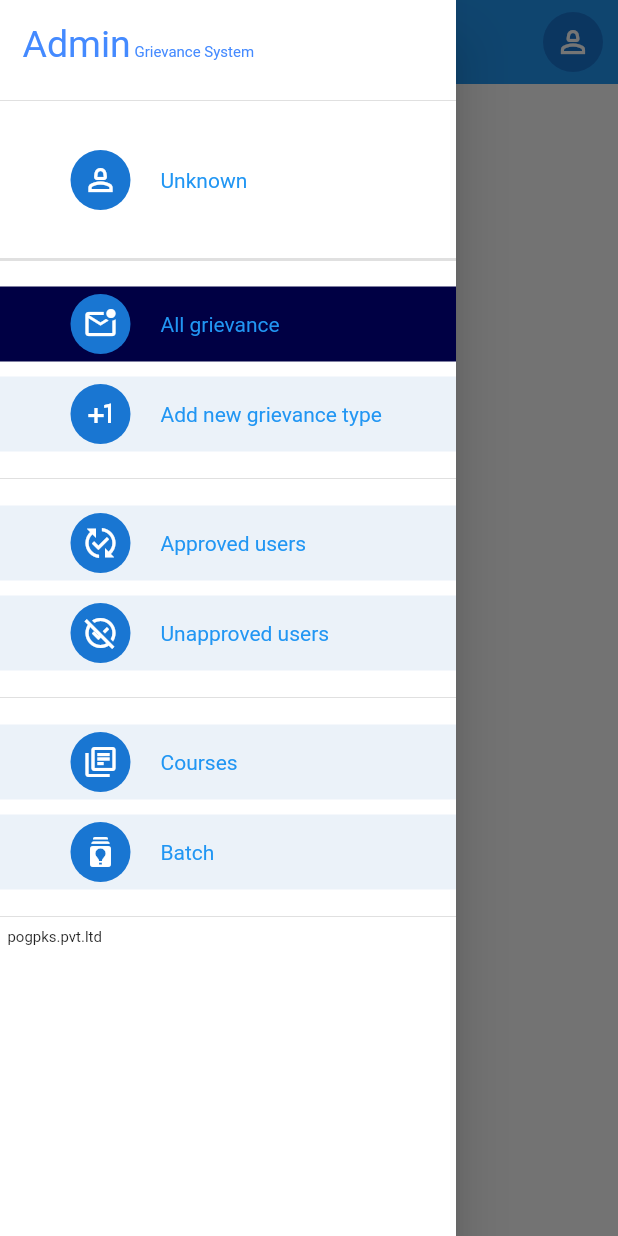
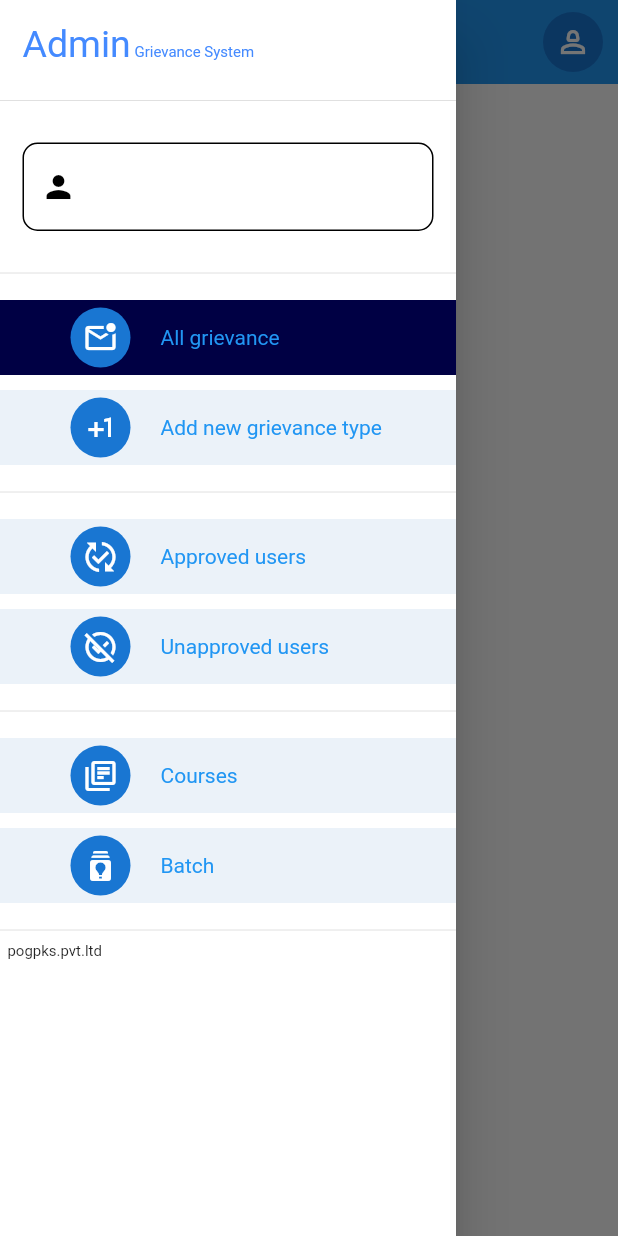
Before and after one commit to PradeepSuthar2003/grievance_system, a Flutter app: the AdminHomePage screen opened by its route, with the side drawer open, on a phone screen of 412 x 824 dp. Run offline on Flutter 3.47's test engine with Material 2 defaults, Android fonts, the phone set to English and light mode, and no system bars; our stand-ins replace cloud_firestore, firebase_auth, firebase_core; accounts and stored records are empty.

Commit message:
profile_name_added

```diff
--- a/lib/admin/screens/admin_home_page.dart
+++ b/lib/admin/screens/admin_home_page.dart
@@ -7,6 +7,7 @@ import 'package:lj_grievance/admin/screens/approved_and_unapproved_user_page.dar
 import 'package:lj_grievance/admin/screens/batch_page.dart';
 import 'package:lj_grievance/admin/screens/courses_page.dart';
 import 'package:lj_grievance/authentication/screens/session.dart';
+import 'package:lj_grievance/custom_widgets/custom_input_field.dart';
 import 'package:lj_grievance/custom_widgets/custom_menu_item.dart';
 import 'package:provider/provider.dart';
 
@@ -26,7 +27,7 @@ class _AdminPage extends State<AdminHomePage> with TickerProviderStateMixin{
   AllBatchPage allBatchPage = AllBatchPage();
   UsersPage usersPage = UsersPage();
 
-  String profileName = "Unknown";
+  TextEditingController profileName = TextEditingController();
 
   final _scaffoldKey = GlobalKey<ScaffoldState>();
 
@@ -57,11 +58,12 @@ class _AdminPage extends State<AdminHomePage> with TickerProviderStateMixin{
                   ),
                   const Divider(),
                   const SizedBox(height: 20,),
-                  CustomMenuItem().customMenuItem(icon: Icons.person_2_outlined,color:const Color(0xFFFFFFFF),text: profileName,onclick: (){
-                    Navigator.pushNamed(context, 'admin_profile');
-                  }),
+                  Padding(
+                    padding: const EdgeInsets.symmetric(horizontal: 15.0),
+                    child: CustomInputField().customInputField(readOnly: true,icon: Icons.person, text: "", controller: profileName),
+                  ),
                   const SizedBox(height: 20,),
-                  const Divider(thickness: 2,),
+                  const Divider(),
                   const SizedBox(height: 10,),
                   Consumer<NavigateToPage>(
                     builder: (context, value, child) {
@@ -187,7 +189,7 @@ class _AdminPage extends State<AdminHomePage> with TickerProviderStateMixin{
     FirebaseFirestore.instance.collection("users").doc(Session().userId).get().then((DocumentSnapshot snapshot){
       if(snapshot.exists){
         var data = snapshot.data() as Map;
-        profileName = data['name'];
+        profileName.text = data['name'];
       }
     });
   }
```
Also changed, not shown: lib/cell_members/screens/cell_member_home_page.dart (+9 -6 lines), lib/user/screens/user_home_page.dart (+8 -6 lines).
